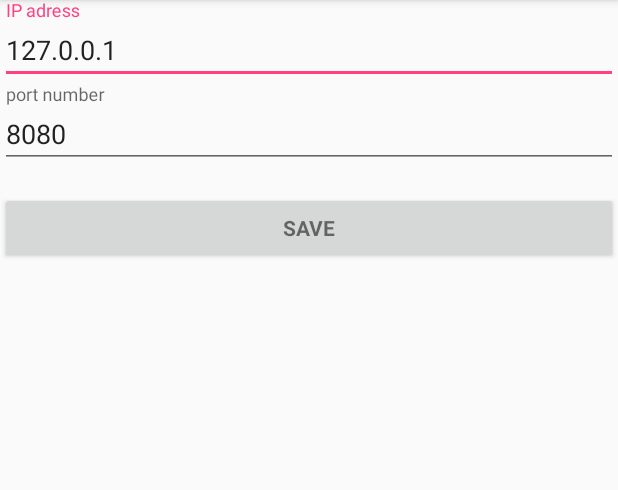
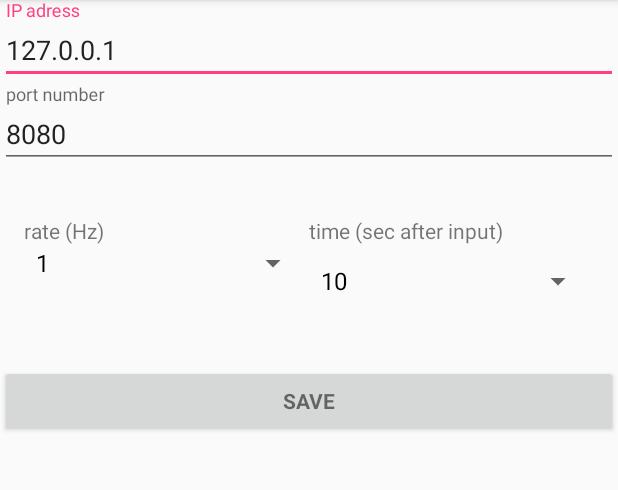
Before and after one commit to UrbanskiDawid/AndroidUSBgamepad2TCP, an Android app: the fragment ConnectionFragment shown on its own in the app's theme, after a tap on "SAVE", on a phone screen of 412 x 824 dp, the part 84-574 px from its top. Run offline under Robolectric (Android 15) with nearby library versions, the phone set to English and light mode, and no system bars; pictures from the network do not load.

Commit message:
retransmission - GUI

```diff
--- a/app/src/main/java/pl/dawidurbanski/tcpgamepad/Connection/ConnectionFragment.java
+++ b/app/src/main/java/pl/dawidurbanski/tcpgamepad/Connection/ConnectionFragment.java
@@ -9,9 +9,11 @@ import android.view.LayoutInflater;
 import android.view.View;
 import android.view.ViewGroup;
 import android.view.inputmethod.EditorInfo;
+import android.widget.ArrayAdapter;
 import android.widget.AutoCompleteTextView;
 import android.widget.Button;
 import android.widget.EditText;
+import android.widget.Spinner;
 import android.widget.TextView;
 
 import pl.dawidurbanski.tcpgamepad.R;
@@ -29,6 +31,9 @@ public class ConnectionFragment extends Fragment{
     // UI references.
     private AutoCompleteTextView mAddressView = null;
     private EditText mPortView = null;
+    private Spinner
+            mTransmissionSec = null,
+            mRetransmissionRate = null;
 
     TCPconnectionTask mAuthTask = null;
 
@@ -73,6 +78,29 @@ public class ConnectionFragment extends Fragment{
             }
         });
         mPortView.setText("" + Settings.getInstance().port);
+
+
+        //messageRate
+        mRetransmissionRate = (Spinner) rootView.findViewById(R.id.transmissionRate);
+        ArrayAdapter<String> spinnerAdapter1
+                = new ArrayAdapter<>(rootView.getContext(), android.R.layout.simple_spinner_dropdown_item, getResources().getStringArray(R.array.transmissionRate));
+        mRetransmissionRate.setAdapter(spinnerAdapter1);
+
+        String s1 = ""+Math.round(Settings.getInstance().getMessageRate());
+        int spinnerPosition1 = spinnerAdapter1.getPosition( s1 );
+        mRetransmissionRate.setSelection(spinnerPosition1);
+
+
+        //messageSec
+        mTransmissionSec = (Spinner) rootView.findViewById(R.id.transmissionSec);
+        ArrayAdapter<String> spinnerAdapter2
+                = new ArrayAdapter<>(rootView.getContext(), android.R.layout.simple_spinner_dropdown_item, getResources().getStringArray(R.array.retransmissionSec));
+        mTransmissionSec.setAdapter(spinnerAdapter2);
+
+        String s2 = ""+Math.round(Settings.getInstance().getMessageRetransmissionTime());
+        int spinnerPosition2 = spinnerAdapter2.getPosition(s2);
+        mTransmissionSec.setSelection(spinnerPosition2);
+
 
         Button mEmailSignInButton = (Button) rootView.findViewById(R.id.email_sign_in_button);
         mEmailSignInButton.setOnClickListener(new View.OnClickListener() {
@@ -165,6 +193,16 @@ public class ConnectionFragment extends Fragment{
             cancel = true;
         }
 
+        if(! isInt(mRetransmissionRate.getSelectedItem().toString()) ) {
+            focusView = mRetransmissionRate;
+            cancel = true;
+        }
+
+        if(! isInt(mTransmissionSec.getSelectedItem().toString()) ) {
+            focusView = mTransmissionSec;
+            cancel = true;
+        }
+
         if (cancel) {
             Log("connection data in NOT valid");
             focusView.requestFocus();
@@ -175,13 +213,24 @@ public class ConnectionFragment extends Fragment{
     }
 
     private void onSaveData()  {
-        String adress = mAddressView.getText().toString();
+
+        //address
+        String address = mAddressView.getText().toString();
+        Settings.getInstance().address = address;
+
+        //port
         String port = mPortView.getText().toString();
-
-        //ApplicationTest applicationTest = getApplicationContext();
-        Settings.getInstance().address = adress;
         Settings.getInstance().port   = Integer.parseInt(port);
 
+        //RetransmissionRate
+        float hz = Float.parseFloat( mRetransmissionRate.getSelectedItem().toString() );
+        Settings.getInstance().setMessageRate(hz);
+
+        //mTransmissionSec
+        float transmissionSec = Float.parseFloat( mTransmissionSec.getSelectedItem().toString() );
+        Settings.getInstance().setMessageRetransmissionTime( transmissionSec );
+
+        //save
         Settings.getInstance().save( getActivity().getApplicationContext() );
     }
 
@@ -191,6 +240,15 @@ public class ConnectionFragment extends Fragment{
 
     private boolean isPortValid(String port)  {
         return (!TextUtils.isEmpty(port) && port.matches("^[0-9]{1,8}$"));
+    }
+    private boolean isInt(String s) {
+        try
+        {
+            Float.parseFloat(s);
+            return true;
+        }catch (Exception e) {
+            return false;
+        }
     }
 
     @Override
--- a/app/src/main/java/pl/dawidurbanski/tcpgamepad/Settings.java
+++ b/app/src/main/java/pl/dawidurbanski/tcpgamepad/Settings.java
@@ -37,6 +37,19 @@ public class Settings {
     private static Integer SETTINGS_MESSAGE_RETRANSMISSION_NUM_DEFAULT = 200;//number of repetition (10sec for rate=50)
 
     /*
+     * message rate is stored as milliseconds between sending message
+     * min 20 milliseconds
+     */
+    public void setMessageRate(float hz) {
+        messageRetransmissionRate =  Math.max(20, (int)Math.ceil(1000.0f*1.0f/hz));
+        Log.e("MessageRate",":="+messageRetransmissionRate);
+    }
+
+    public float getMessageRate() {
+        return messageRetransmissionRate / 1000.0f * 1.0f;
+    }
+
+    /*
      * delay between sending messages in seconds
      */
     public float getMessageRetransmissionTime() {
@@ -45,9 +58,11 @@ public class Settings {
 
     /*
      * how long to re-transmit message is seconds
+     * minimum 1 second
      */
     public void setMessageRetransmissionTime(float sec) {
         messageRetransmissionNum= Math.max(1,(int)Math.ceil(1000.0f * sec / messageRetransmissionRate ));
+        Log.e("RetransmissionTime",":="+messageRetransmissionNum);
     }
 
     public void save(Context context) {
--- a/app/src/main/res/layout/fragment_connection.xml
+++ b/app/src/main/res/layout/fragment_connection.xml
@@ -47,16 +47,76 @@
                     android:singleLine="true" />
 
             </android.support.design.widget.TextInputLayout>
+<!--
+            <LinearLayout android:layout_width="fill_parent"
+                android:layout_height="wrap_content"
+                android:weightSum="2"
+                android:orientation="horizontal">
 
-            <Button
-                android:id="@+id/email_sign_in_button"
-                style="?android:textAppearanceSmall"
+                <Button android:layout_width="0dp"
+                    android:layout_height="wrap_content"
+                    android:layout_weight="1"
+                    android:text="somebutton"/>
+
+                <Button android:layout_width="0dp"
+                    android:layout_height="wrap_content"
+                    android:layout_weight="1"
+                    android:text="somebutton"/>
+            </LinearLayout>
+-->
+        <LinearLayout
+            android:layout_margin="@dimen/text_margin"
+            android:layout_width="match_parent"
+            android:layout_height="wrap_content"
+            android:weightSum="2"
+            android:orientation="horizontal">
+
+            <LinearLayout
+                android:layout_weight="1"
                 android:layout_width="match_parent"
                 android:layout_height="wrap_content"
-                android:layout_marginTop="16dp"
-                android:text="@string/action_sign_in"
-                android:textStyle="bold" />
+                android:orientation="vertical">
+                <TextView
+                    android:layout_width="match_parent"
+                    android:layout_height="match_parent"
+                    android:layout_marginTop="16dp"
+                    android:text="@string/transmissionRate_prompt"/>
+                <Spinner
+                    android:id="@+id/transmissionRate"
+                    android:layout_width="match_parent"
+                    android:layout_height="wrap_content"
+                    android:entries="@array/transmissionRate"
+                    android:prompt="@string/transmissionRate_prompt" />
+            </LinearLayout>
 
+            <LinearLayout
+                android:layout_weight="1"
+                android:layout_width="match_parent"
+                android:layout_height="wrap_content"
+                android:orientation="vertical">
+                <TextView
+                    android:layout_width="match_parent"
+                    android:layout_height="match_parent"
+                    android:layout_marginTop="16dp"
+                    android:text="@string/retransmissionSec_prompt"/>
+                <Spinner
+                    android:id="@+id/transmissionSec"
+                    android:layout_width="match_parent"
+                    android:layout_height="wrap_content"
+                    android:entries="@array/retransmissionSec"
+                    android:prompt="@string/retransmissionSec_prompt" />
+            </LinearLayout>
+
+        </LinearLayout>
+
+        <Button
+            android:id="@+id/email_sign_in_button"
+            style="?android:textAppearanceSmall"
+            android:layout_width="match_parent"
+            android:layout_height="wrap_content"
+            android:layout_marginTop="16dp"
+            android:text="@string/action_sign_in"
+            android:textStyle="bold" />
         </LinearLayout>
     </ScrollView>
 
--- a/app/src/main/res/values/strings.xml
+++ b/app/src/main/res/values/strings.xml
@@ -21,4 +21,22 @@
     <string name="title_activity_game_pad_virtual">GamePadVirtual</string>
     <string name="dummy_button">Dummy Button</string>
     <string name="dummy_content">DUMMY\nCONTENT</string>
+
+    <string name="transmissionRate_prompt">rate (Hz)</string>
+    <string-array name="transmissionRate">
+        <item>1</item>
+        <item>2</item>
+        <item>10</item>
+        <item>20</item>
+        <item>30</item>
+    </string-array>
+
+    <string name="retransmissionSec_prompt">time (sec after input)</string>
+    <string-array name="retransmissionSec">
+        <item>1</item>
+        <item>5</item>
+        <item>10</item>
+        <item>30</item>
+        <item>60</item>
+    </string-array>
 </resources>
```
